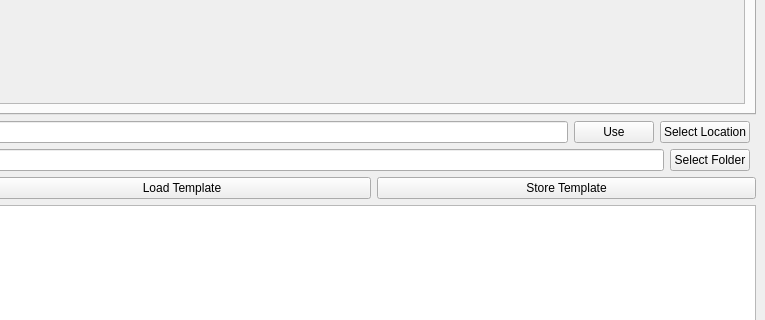
The window that autotag_metadata/ui/main_window.ui (echemdb/autotag-metadata) describes before a commit, drawn with Qt 5; both pictures show x 401 to 1166 and y 491 to 811 of the 1166 by 919 pixel window.
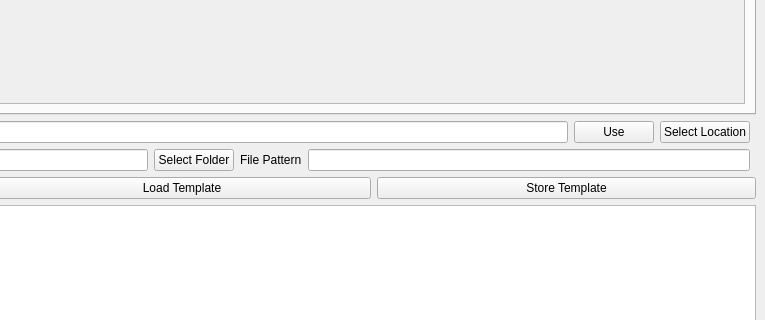
The same window after the commit.

Commit message: allow file patterns for watched folder

Patch:
```diff
--- a/autotag_metadata/ui/main_window.ui
+++ b/autotag_metadata/ui/main_window.ui
@@ -166,6 +166,20 @@
           </property>
          </widget>
         </item>
+        <item>
+          <widget class="QLabel" name="lblFilePattern">
+           <property name="text">
+            <string>File Pattern</string>
+           </property>
+          </widget>
+         </item>
+         <item>
+          <widget class="QLineEdit" name="ledFilePattern">
+           <property name="text">
+            <string/>
+           </property>
+          </widget>
+         </item>
        </layout>
       </item>
       <item>
```
The commit also changes 2 other files.
